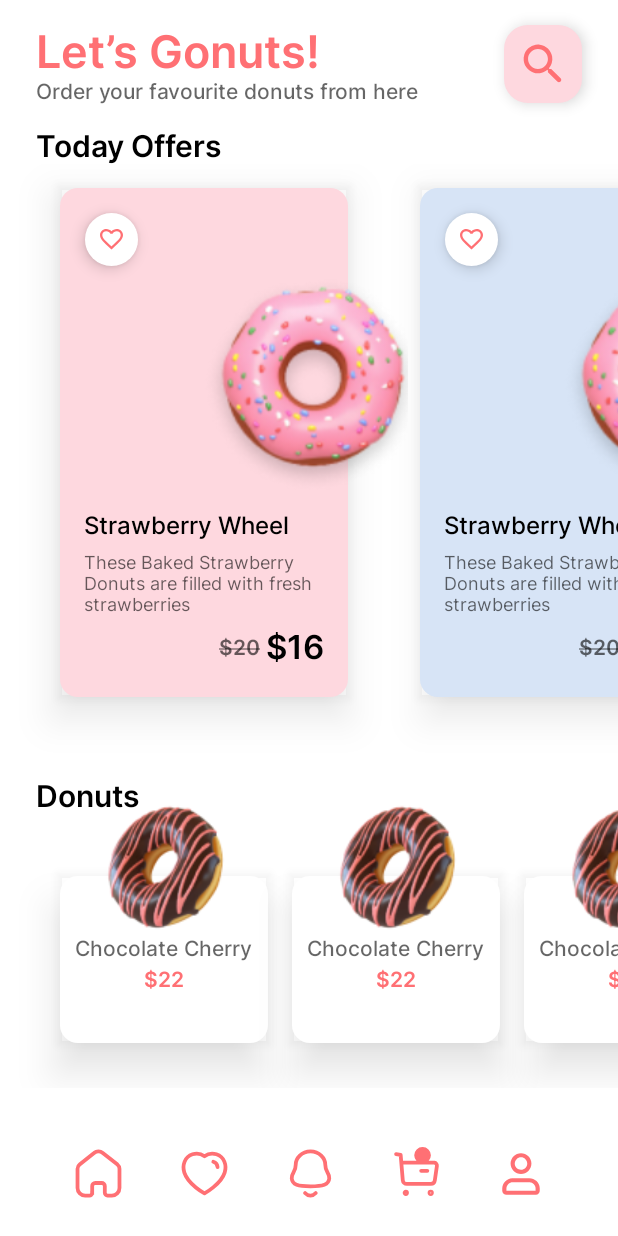
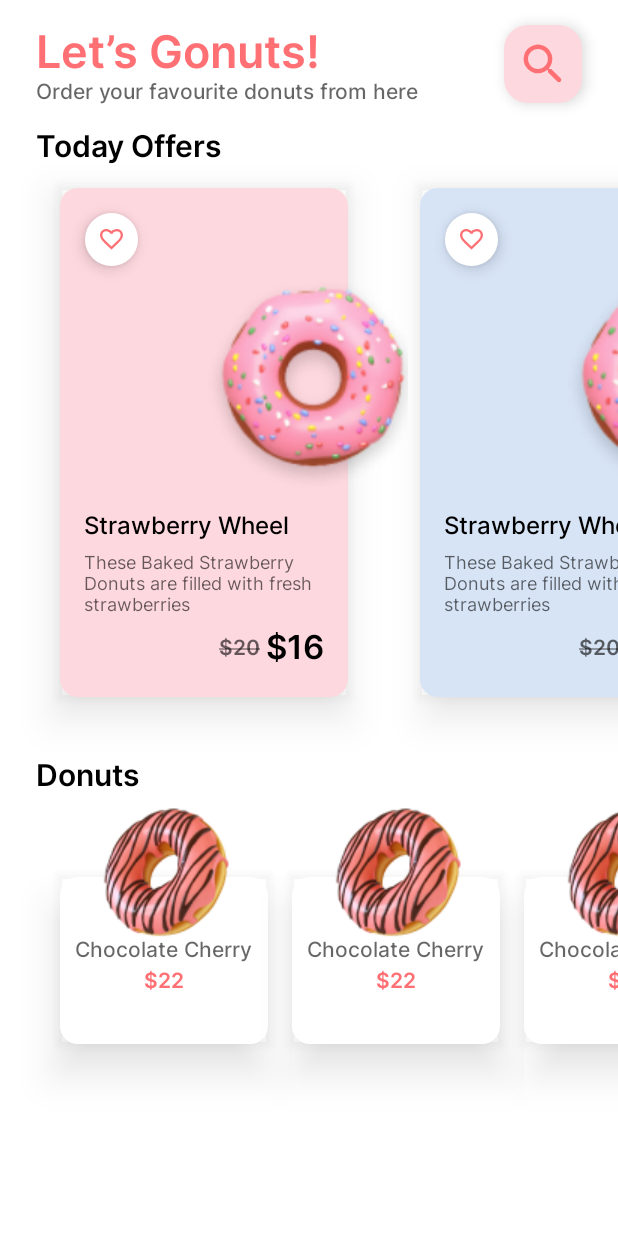
Before and after one commit to Belal-Alkhatib/DonutsAppUI, an Android app built with Jetpack Compose: the composable HomeContent shown on its own in the app's theme, on a phone screen of 412 x 824 dp. Run offline under Robolectric (Android 15) with nearby library versions, the phone set to English and light mode, and no system bars; our stand-ins replace accompanist, constraintlayout-compose.

Commit message:
improve home screen design

```diff
--- a/app/src/main/java/com/uog/donutsuiapp/ui/composables/BottomNavigation.kt
+++ /dev/null
@@ -1,64 +0,0 @@
-package com.uog.donutsuiapp.ui.composables
-
-import androidx.compose.foundation.background
-import androidx.compose.foundation.clickable
-import androidx.compose.foundation.layout.Arrangement
-import androidx.compose.foundation.layout.Row
-import androidx.compose.foundation.layout.fillMaxWidth
-import androidx.compose.foundation.layout.padding
-import androidx.compose.material3.Icon
-import androidx.compose.runtime.Composable
-import androidx.compose.runtime.mutableStateOf
-import androidx.compose.runtime.remember
-import androidx.compose.ui.Alignment
-import androidx.compose.ui.Modifier
-import androidx.compose.ui.graphics.Color
-import androidx.compose.ui.res.painterResource
-import androidx.compose.ui.tooling.preview.Preview
-import com.uog.donutsuiapp.R
-import com.uog.donutsuiapp.ui.theme.Primary
-import com.uog.donutsuiapp.ui.theme.space16
-import com.uog.donutsuiapp.ui.theme.space40
-import com.uog.donutsuiapp.ui.theme.space8
-
-@Composable
-fun BottomNavigation() {
-
-    val icons = remember {
-        mutableStateOf(
-            listOf(
-                R.drawable.ic_home,
-                R.drawable.ic_heart,
-                R.drawable.ic_notification,
-                R.drawable.ic_buy,
-                R.drawable.ic_user,
-            )
-        )
-    }
-
-    Row(
-        modifier = Modifier
-            .fillMaxWidth()
-            .background(Color.Transparent)
-            .padding(horizontal = space40, vertical = space16),
-        horizontalArrangement = Arrangement.SpaceBetween,
-        verticalAlignment = Alignment.CenterVertically
-    ) {
-        repeat(icons.value.size) { index ->
-            Icon(
-                modifier = Modifier
-                    .clickable {}
-                    .padding(space8),
-                painter = painterResource(id = icons.value[index]),
-                contentDescription = "bottom nav icons",
-                tint = Primary
-            )
-        }
-    }
-}
-
-@Preview
-@Composable
-fun PreviewBottomNavigation() {
-    BottomNavigation()
-}
--- a/app/src/main/java/com/uog/donutsuiapp/ui/screens/HomeScreen.kt
+++ /dev/null
@@ -1,144 +0,0 @@
-package com.uog.donutsuiapp.ui.screens
-
-import androidx.compose.foundation.background
-import androidx.compose.foundation.layout.Arrangement
-import androidx.compose.foundation.layout.Column
-import androidx.compose.foundation.layout.PaddingValues
-import androidx.compose.foundation.layout.Row
-import androidx.compose.foundation.layout.Spacer
-import androidx.compose.foundation.layout.fillMaxSize
-import androidx.compose.foundation.layout.fillMaxWidth
-import androidx.compose.foundation.layout.padding
-import androidx.compose.foundation.lazy.LazyRow
-import androidx.compose.material3.Icon
-import androidx.compose.material3.Text
-import androidx.compose.runtime.Composable
-import androidx.compose.ui.Alignment
-import androidx.compose.ui.Modifier
-import androidx.compose.ui.draw.clipToBounds
-import androidx.compose.ui.res.painterResource
-import androidx.compose.ui.res.stringResource
-import androidx.compose.ui.text.style.TextAlign
-import androidx.navigation.NavController
-import com.uog.donutsuiapp.R
-import com.uog.donutsuiapp.Screen
-import com.uog.donutsuiapp.ui.composables.BottomNavigation
-import com.uog.donutsuiapp.ui.composables.DonutsCard
-import com.uog.donutsuiapp.ui.composables.SmallAngledButton
-import com.uog.donutsuiapp.ui.composables.TodayOfferCard
-import com.uog.donutsuiapp.ui.theme.Black
-import com.uog.donutsuiapp.ui.theme.Blue
-import com.uog.donutsuiapp.ui.theme.Primary
-import com.uog.donutsuiapp.ui.theme.Tertiary
-import com.uog.donutsuiapp.ui.theme.TextSecondary
-import com.uog.donutsuiapp.ui.theme.White
-import com.uog.donutsuiapp.ui.theme.space16
-import com.uog.donutsuiapp.ui.theme.space24
-import com.uog.donutsuiapp.ui.theme.space40
-import com.uog.donutsuiapp.ui.theme.space8
-import com.uog.donutsuiapp.ui.theme.typography
-
-@Composable
-fun HomeScreen(
-    navController: NavController
-) {
-    HomeContent(onTodayOfferCardClicked = { navController.navigate(Screen.DetailsScreen.rout) })
-}
-
-@Composable
-private fun HomeContent(
-    onTodayOfferCardClicked: () -> Unit,
-) {
-    Column(
-        modifier = Modifier
-            .fillMaxSize()
-            .background(color = White)
-    ) {
-        Row(
-            modifier = Modifier
-                .fillMaxWidth()
-                .padding(vertical = space16, horizontal = space24),
-            horizontalArrangement = Arrangement.SpaceBetween,
-            verticalAlignment = Alignment.CenterVertically
-
-        ) {
-            Column(modifier = Modifier.weight(2f)) {
-                Text(
-                    text = stringResource(R.string.lets_gonuts),
-                    style = typography.headlineMedium,
-                    color = Primary,
-                )
-
-                Text(
-                    text = stringResource(R.string.order_your_favorit),
-                    style = typography.bodyMedium,
-                    color = TextSecondary,
-                    textAlign = TextAlign.Start,
-
-                    )
-            }
-
-            SmallAngledButton(onClick = { }, containerColor = Tertiary) {
-                Icon(
-                    painter = painterResource(id = R.drawable.ic_search),
-                    contentDescription = null,
-                    tint = Primary
-                )
-            }
-        }
-
-
-        Text(
-            text = stringResource(R.string.today_offers),
-            style = typography.titleLarge,
-            color = Black,
-            modifier = Modifier.padding(start = space24)
-        )
-
-        LazyRow(
-            modifier = Modifier
-                .weight(3f)
-                .clipToBounds(),
-            horizontalArrangement = Arrangement.spacedBy(space8),
-            contentPadding = PaddingValues(start = space40)
-        ) {
-            items(3) {
-                TodayOfferCard(containerColor = if (it % 2 == 0) Tertiary else Blue,
-                    donutName = stringResource(id = R.string.strawberry_wheel),
-                    imageRes = R.drawable.ic_medium_donut1,
-                    donutDescription = stringResource(R.string.donut_escription),
-                    previousPrice = stringResource(R.string._20),
-                    currentPrice = stringResource(R.string._16),
-                    onCardClicked = { onTodayOfferCardClicked() })
-            }
-        }
-
-        Text(
-            text = stringResource(R.string.donuts),
-            style = typography.titleLarge,
-            color = Black,
-            modifier = Modifier.padding(bottom = space16, start = space24)
-        )
-
-        LazyRow(
-            modifier = Modifier.weight(1f),
-            contentPadding = PaddingValues(start = space40),
-            horizontalArrangement = Arrangement.spacedBy(space16)
-        ) {
-            items(3) {
-                DonutsCard(
-                    containerColor = White,
-                    donutName = stringResource(R.string.chocolate_cherry),
-                    imageRes = R.drawable.ic_small_donut1,
-                    price = stringResource(R.string._22),
-                )
-            }
-        }
-
-        Spacer(modifier = Modifier.weight(0.33f))
-
-        BottomNavigation()
-
-
-    }
-}
--- /dev/null
+++ b/app/src/main/java/com/uog/donutsuiapp/ui/screens/home/HomeScreen.kt
@@ -0,0 +1,164 @@
+package com.uog.donutsuiapp.ui.screens.home
+
+import androidx.compose.foundation.background
+import androidx.compose.foundation.layout.Arrangement
+import androidx.compose.foundation.layout.Column
+import androidx.compose.foundation.layout.PaddingValues
+import androidx.compose.foundation.layout.Row
+import androidx.compose.foundation.layout.fillMaxSize
+import androidx.compose.foundation.layout.fillMaxWidth
+import androidx.compose.foundation.layout.padding
+import androidx.compose.foundation.lazy.LazyColumn
+import androidx.compose.foundation.lazy.LazyRow
+import androidx.compose.material3.Icon
+import androidx.compose.material3.Text
+import androidx.compose.runtime.Composable
+import androidx.compose.ui.Alignment
+import androidx.compose.ui.Modifier
+import androidx.compose.ui.draw.clipToBounds
+import androidx.compose.ui.res.painterResource
+import androidx.compose.ui.res.stringResource
+import androidx.compose.ui.text.style.TextAlign
+import androidx.navigation.NavController
+import com.uog.donutsuiapp.R
+import com.uog.donutsuiapp.navigation.Screen
+import com.uog.donutsuiapp.ui.composables.DonutsCard
+import com.uog.donutsuiapp.ui.composables.SmallAngledButton
+import com.uog.donutsuiapp.ui.composables.TodayOfferCard
+import com.uog.donutsuiapp.ui.theme.Black
+import com.uog.donutsuiapp.ui.theme.Blue
+import com.uog.donutsuiapp.ui.theme.Primary
+import com.uog.donutsuiapp.ui.theme.Tertiary
+import com.uog.donutsuiapp.ui.theme.TextSecondary
+import com.uog.donutsuiapp.ui.theme.White
+import com.uog.donutsuiapp.ui.theme.space16
+import com.uog.donutsuiapp.ui.theme.space24
+import com.uog.donutsuiapp.ui.theme.space40
+import com.uog.donutsuiapp.ui.theme.space8
+import com.uog.donutsuiapp.ui.theme.typography
+
+@Composable
+fun HomeScreen(
+    navController: NavController
+) {
+    HomeContent(onTodayOfferCardClicked = { navController.navigate(Screen.DetailsScreen.rout) })
+}
+
+@Composable
+private fun HomeContent(
+    onTodayOfferCardClicked: () -> Unit,
+) {
+    LazyColumn(
+        modifier = Modifier
+            .fillMaxSize()
+            .background(color = White),
+
+    ) {
+
+        item { HeaderSection() }
+        item {
+            TodayOffersSection(
+                //modifier = Modifier.weight(3f),
+                onTodayOfferCardClicked = { onTodayOfferCardClicked })
+        }
+        item{
+            SmallDonutsCardsSection()
+        }
+
+
+
+
+
+
+
+    }
+}
+
+@Composable
+private fun HeaderSection() {
+    Row(
+        modifier = Modifier
+            .fillMaxWidth()
+            .padding(vertical = space16, horizontal = space24),
+        horizontalArrangement = Arrangement.SpaceBetween,
+        verticalAlignment = Alignment.CenterVertically
+
+    ) {
+        Column(modifier = Modifier.weight(2f)) {
+            Text(
+                text = stringResource(R.string.lets_gonuts),
+                style = typography.headlineMedium,
+                color = Primary,
+            )
+
+            Text(
+                text = stringResource(R.string.order_your_favorit),
+                style = typography.bodyMedium,
+                color = TextSecondary,
+                textAlign = TextAlign.Start,
+            )
+        }
+
+        SmallAngledButton(onClick = { }, containerColor = Tertiary) {
+            Icon(
+                painter = painterResource(id = R.drawable.ic_search),
+                contentDescription = null,
+                tint = Primary
+            )
+        }
+    }
+}
+
+@Composable
+private fun TodayOffersSection(modifier: Modifier = Modifier, onTodayOfferCardClicked: () -> Unit) {
+    Text(
+        text = stringResource(R.string.today_offers),
+        style = typography.titleLarge,
+        color = Black,
+        modifier = Modifier.padding(start = space24)
+    )
+
+    LazyRow(
+        modifier = modifier.clipToBounds(),
+        horizontalArrangement = Arrangement.spacedBy(space8),
+        contentPadding = PaddingValues(start = space40)
+    ) {
+        items(3) {
+            TodayOfferCard(
+                modifier = Modifier.padding(bottom = space40),
+                containerColor = if (it % 2 == 0) Tertiary else Blue,
+                donutName = stringResource(id = R.string.strawberry_wheel),
+                imageRes = R.drawable.ic_medium_donut1,
+                donutDescription = stringResource(R.string.donut_escription),
+                previousPrice = stringResource(R.string._20),
+                currentPrice = stringResource(R.string._16),
+                onCardClicked = { onTodayOfferCardClicked() })
+        }
+    }
+}
+
+@Composable
+private fun SmallDonutsCardsSection() {
+    Text(
+        text = stringResource(R.string.donuts),
+        style = typography.titleLarge,
+        color = Black,
+        modifier = Modifier.padding(bottom = space40, start = space24)
+    )
+
+    LazyRow(
+        //modifier = Modifier.weight(1f),
+        contentPadding = PaddingValues(start = space40),
+        horizontalArrangement = Arrangement.spacedBy(space16)
+    ) {
+        items(3) {
+            DonutsCard(
+                modifier = Modifier.padding(bottom = space40),
+                containerColor = White,
+                donutName = stringResource(R.string.chocolate_cherry),
+                imageRes = R.drawable.ic_small_donut3,
+                price = stringResource(R.string._22),
+            )
+        }
+    }
+}
--- a/app/src/main/java/com/uog/donutsuiapp/ui/theme/Color.kt
+++ b/app/src/main/java/com/uog/donutsuiapp/ui/theme/Color.kt
@@ -17,7 +17,6 @@ val Tertiary = Color(0xFFFED8DF)
 val Black = Color(0xFF000000)
 val ShadowColor = Color(0x99000000)
 
-val Gray = Color(0xFF585858)
 val Blue = Color(0xFFD7E4F6)
 
 val TextPrimary = Color(0xCC000000)
```
